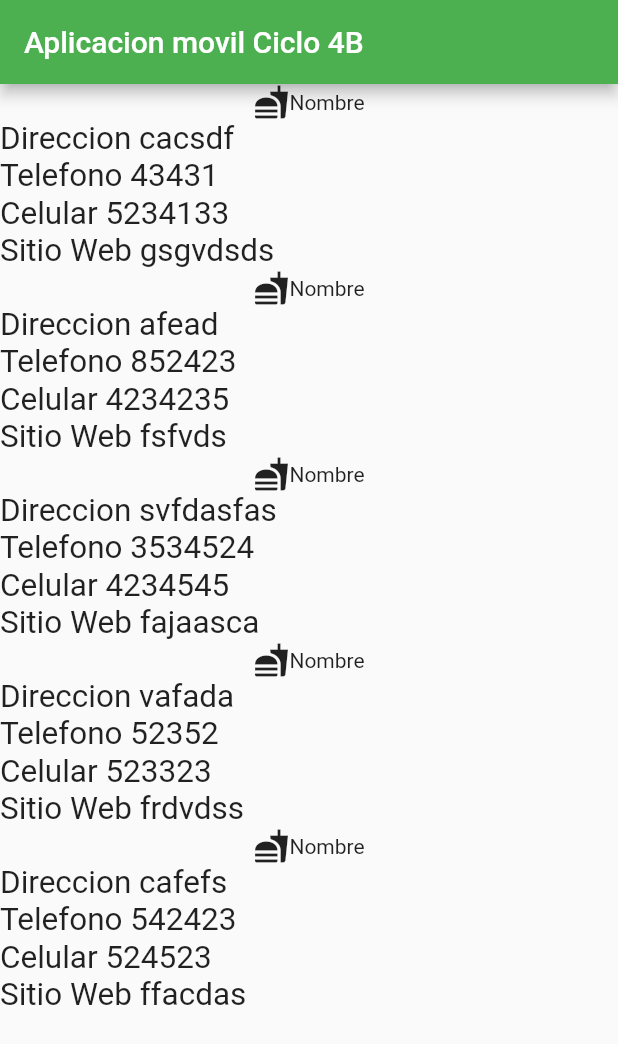
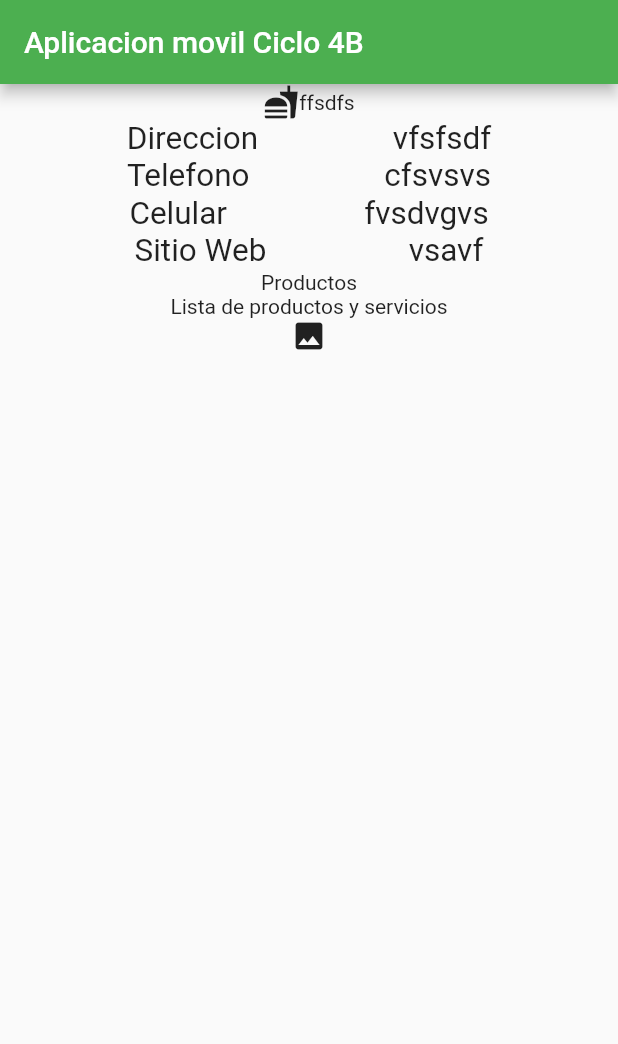
Before and after one commit to aeche95/Ciclo4B, a Flutter app: the screen it shows after launch, on a phone screen of 412 x 824 dp. Shown: the top 1044 px of the screen. Run offline on Flutter 3.47's test engine with Material 2 defaults, Android fonts, the phone set to English and light mode, and no system bars.

Commit message:
Added negocio and usuario classes and started using them in app widgets

```diff
--- /dev/null
+++ b/ciclo_4_b/lib/Negocio.dart
@@ -0,0 +1,14 @@
+class Negocio
+{
+  final String Nombre;
+  final String Direccion;
+  final String Localizacion;
+  final String Telefono;
+  final String Celular;
+  final String PaginaWeb;
+  /*final List<String> Productos;
+  final Image Logo;
+  final Image Foto;*/
+  Negocio(this.Nombre,this.Direccion,this.Localizacion,this.Telefono,this.Celular,this.PaginaWeb,/*this.Productos,this.Logo,this.Foto*/);
+
+}
--- /dev/null
+++ b/ciclo_4_b/lib/Usuario.dart
@@ -0,0 +1,7 @@
+class Usuario{
+  final String Nombre;
+  final String Direccion;
+  final String Telefono;
+  final String Celular;
+  Usuario(this.Nombre,this.Direccion,this.Telefono, this.Celular);
+}
--- a/ciclo_4_b/lib/main.dart
+++ b/ciclo_4_b/lib/main.dart
@@ -1,5 +1,6 @@
+import 'package:flutter/cupertino.dart';
 import 'package:flutter/material.dart';
-
+import 'Negocio.dart';
 
 void main() {
   runApp(const MyApp());
@@ -63,10 +64,7 @@ class _MyHomePageState extends State<MyHomePage> {
       //_counter++;
     });
   }*/
-  List<String> listaDirecciones = ["cacsdf","afead","svfdasfas","vafada","cafefs"];
-  List<String> listaTelefonos = ["43431","852423","3534524","52352","542423"];
-  List<String> listaCelulares = ["5234133","4234235","4234545","523323","524523"];
-  List<String> listaSitios = ["gsgvdsds","fsfvds","fajaasca","frdvdss","ffacdas"];
+  List<Negocio> negocios = [Negocio("ffsdfs","vfsfsdf","gsvdsvsd","cfsvsvs","fvsdvgvs","vsavf")];
   @override
   Widget build(BuildContext context) {
     // This method is rerun every time setState is called, for instance as done
@@ -85,13 +83,10 @@ class _MyHomePageState extends State<MyHomePage> {
         // Center is a layout widget. It takes a single child and positions it
         // in the middle of the parent.
         child: ListView.builder(
-          itemCount: listaDirecciones.length,
+          itemCount: negocios.length,
           itemBuilder: (BuildContext context, int index){
-            return Negocio(
-              Direccion: listaDirecciones[index],
-              Telefono: listaTelefonos[index],
-              Celular: listaCelulares[index],
-              SitioWeb: listaSitios[index],
+            return WidgetNegocio(negocio:
+                negocios[index]
             );
           },
         )
@@ -101,52 +96,59 @@ class _MyHomePageState extends State<MyHomePage> {
   }
 }
 
-class Negocio extends StatefulWidget {
-  const Negocio({Key? key, required this.Direccion,required this.Telefono, required this.Celular, required this.SitioWeb}) : super(key: key);
-  final String Direccion;
-  final String Telefono;
-  final String Celular;
-  final String SitioWeb;
+class WidgetNegocio extends StatefulWidget {
+  const WidgetNegocio({Key? key, required this.negocio}) : super(key: key);
+  final Negocio negocio;
   @override
-  _NegocioState createState() => _NegocioState();
+  _WidgetNegocioState createState() => _WidgetNegocioState();
 }
-  class _NegocioState extends State<Negocio> {
+  class _WidgetNegocioState extends State<WidgetNegocio> {
     final String title = "Flutter Demo Home Page";
     @override
     Widget build(BuildContext context) {
       return Column(
+          mainAxisSize: MainAxisSize.max,
+          children: <Widget>[
+            Row(
                 mainAxisAlignment: MainAxisAlignment.center,
+                mainAxisSize: MainAxisSize.max,
                 children: <Widget>[
-                  Row(mainAxisAlignment: MainAxisAlignment.center,
-                      children: const <Widget>[
                   Icon(Icons.fastfood
                   ),
                   Text(
-                            "Nombre"
+                      widget.negocio.Nombre
                   ),
                 ]
             ),
-                  hacerFilaDatos("Direccion ", widget.Direccion),
-                  hacerFilaDatos("Telefono ", widget.Telefono),
-                  hacerFilaDatos("Celular ", widget.Celular),
-                  hacerFilaDatos("Sitio Web ", widget.SitioWeb)
+            hacerFilaDatos("Direccion ", widget.negocio.Direccion),
+            hacerFilaDatos("Telefono ", widget.negocio.Telefono),
+            hacerFilaDatos("Celular ", widget.negocio.Celular),
+            hacerFilaDatos("Sitio Web ", widget.negocio.PaginaWeb),
+            Container(
+              child: Column(
+                children: <Widget>[
+                  Text("Productos"),
+                  Text("Lista de productos y servicios")
+                ],
+              ),
+            ),
+            Icon(Icons.photo)
           ]
       );
     }
 
-    Center hacerFilaDatos(String label, String dato)
+    Row hacerFilaDatos(String label, String dato)
     {
-      final double TextSize = 1.5;
-      return Center(
-        child: Row(
+      const double textSize = 1.5;
+      return Row(
+        mainAxisAlignment: MainAxisAlignment.spaceEvenly,
           children: <Widget>[
             Text(label,
-          textScaleFactor: TextSize
+            textScaleFactor: textSize
             ),
             Text(dato,
-          textScaleFactor: TextSize,)
+            textScaleFactor: textSize,)
           ]
-      )
       );
     }
 
```
Lines whose indentation alone changed are shown as unchanged.
